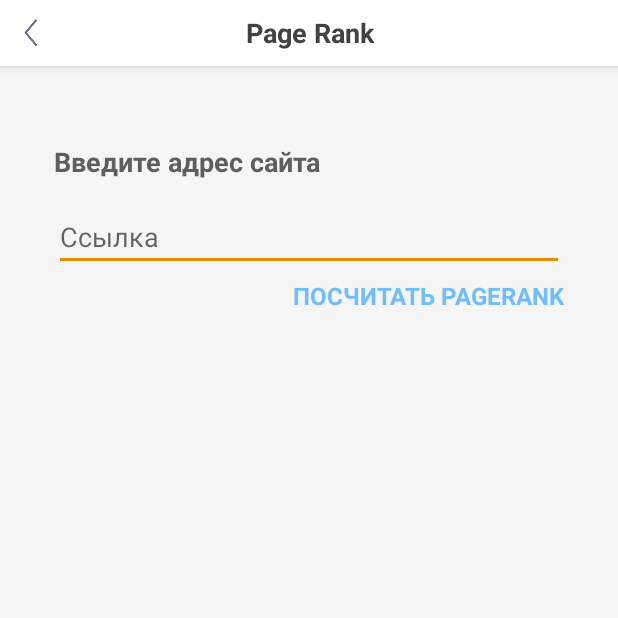
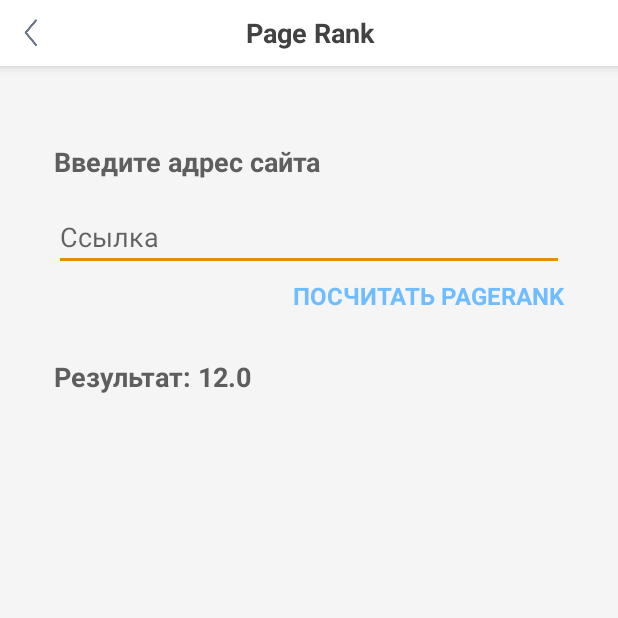
Before and after one commit to Rogdan/4kurs_labs, an Android app: the PageRankActivity screen opened directly, with no data from a screen before it, after a tap on "ПОСЧИТАТЬ PAGERANK", on a phone screen of 412 x 824 dp, the top half of it. Run offline under Robolectric (Android 15) with nearby library versions, the light colour scheme and no system bars; our stand-ins replace ButterKnife, Dagger/Hilt's generated code; libraries missing offline, so code that uses them is left out: rx.subscriptions.

Commit message:
ui правки

```diff
--- a/app/src/main/java/com/rogdanapp/stohastikalab1/ui/didenko/page_rank_lab_4/PageRankActivity.java
+++ b/app/src/main/java/com/rogdanapp/stohastikalab1/ui/didenko/page_rank_lab_4/PageRankActivity.java
@@ -1,10 +1,13 @@
 package com.rogdanapp.stohastikalab1.ui.didenko.page_rank_lab_4;
 
 import android.support.annotation.NonNull;
+import android.view.KeyEvent;
 import android.view.View;
+import android.view.inputmethod.EditorInfo;
 import android.widget.EditText;
 import android.widget.ProgressBar;
 import android.widget.TextView;
+import android.widget.Toast;
 
 import com.rogdanapp.stohastikalab1.R;
 import com.rogdanapp.stohastikalab1.core.BaseActivity;
@@ -43,11 +46,22 @@ public class PageRankActivity extends BaseActivity implements PageRankContract.I
     @Override
     protected void initView() {
         titleTV.setText(R.string.page_rank);
+
+        linkET.setOnEditorActionListener((v, actionId, event) -> {
+            if ((event != null && (event.getKeyCode() == KeyEvent.KEYCODE_ENTER)) || (actionId == EditorInfo.IME_ACTION_DONE)) {
+                calculatePageRank();
+            }
+
+            return false;
+        });
     }
 
     @OnClick(R.id.calculate_page_rank_tv)
     protected void calculatePageRank() {
-        Informator.toast(this, "В разработке");
+        if (calculatePageRankTV.isEnabled()) {
+            String uri = linkET.getText().toString();
+            presenter.calculatePageRank(uri);
+        }
     }
 
     @OnClick(R.id.status_bar_left_iv)
@@ -71,6 +85,7 @@ public class PageRankActivity extends BaseActivity implements PageRankContract.I
         progressBar.setVisibility(View.VISIBLE);
         pageRankResultTV.setVisibility(View.GONE);
         calculatePageRankTV.setEnabled(false);
+        linkET.setEnabled(false);
     }
 
     @Override
@@ -78,6 +93,7 @@ public class PageRankActivity extends BaseActivity implements PageRankContract.I
         progressBar.setVisibility(View.GONE);
         pageRankResultTV.setVisibility(View.VISIBLE);
         calculatePageRankTV.setEnabled(true);
+        linkET.setEnabled(true);
     }
 
     @Override
--- a/app/src/main/java/com/rogdanapp/stohastikalab1/ui/didenko/page_rank_lab_4/PageRankPresenter.java
+++ b/app/src/main/java/com/rogdanapp/stohastikalab1/ui/didenko/page_rank_lab_4/PageRankPresenter.java
@@ -7,6 +7,7 @@ public class PageRankPresenter extends Presenter<PageRankContract.IPageRankView>
 
     @Override
     public void calculatePageRank(String link) {
-        view().onPageRankCalculated(12);
+        view().onPageRankCalculated(12); // for tests
+        view().hideProgress();
     }
 }
--- a/app/src/main/res/layout/activity_page_rank.xml
+++ b/app/src/main/res/layout/activity_page_rank.xml
@@ -26,6 +26,8 @@
             android:id="@+id/link_et"
             android:hint="@string/link"
             android:layout_width="match_parent"
+            android:inputType="textUri"
+            android:imeOptions="actionDone"
             android:layout_height="wrap_content" />
 
         <TextView
```
